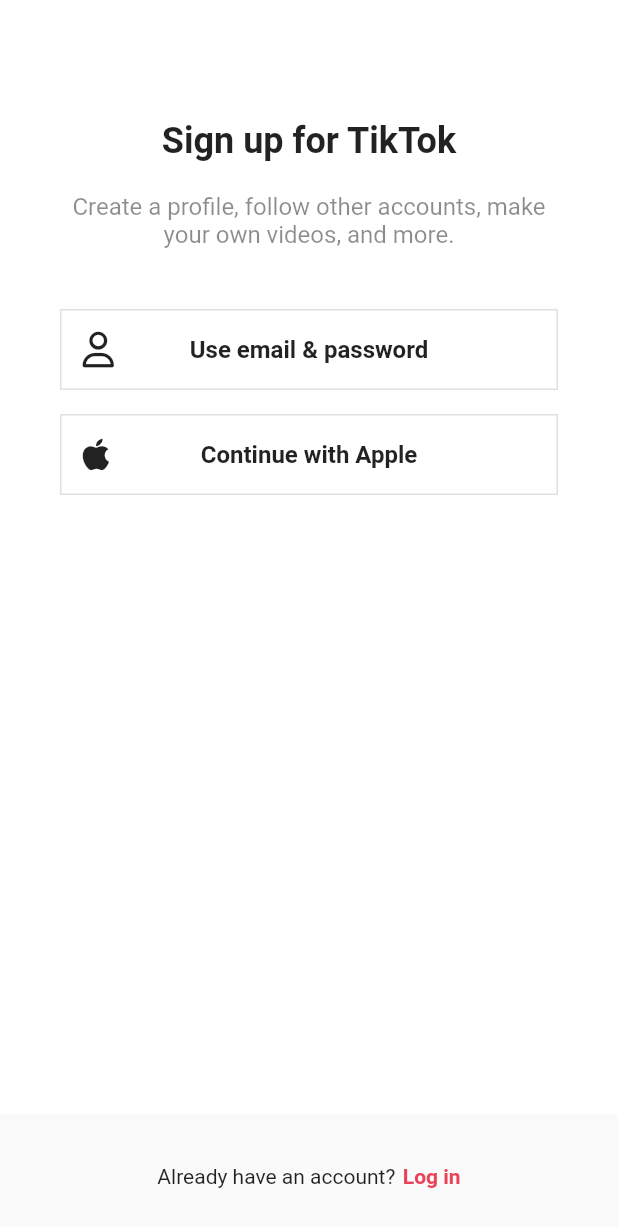
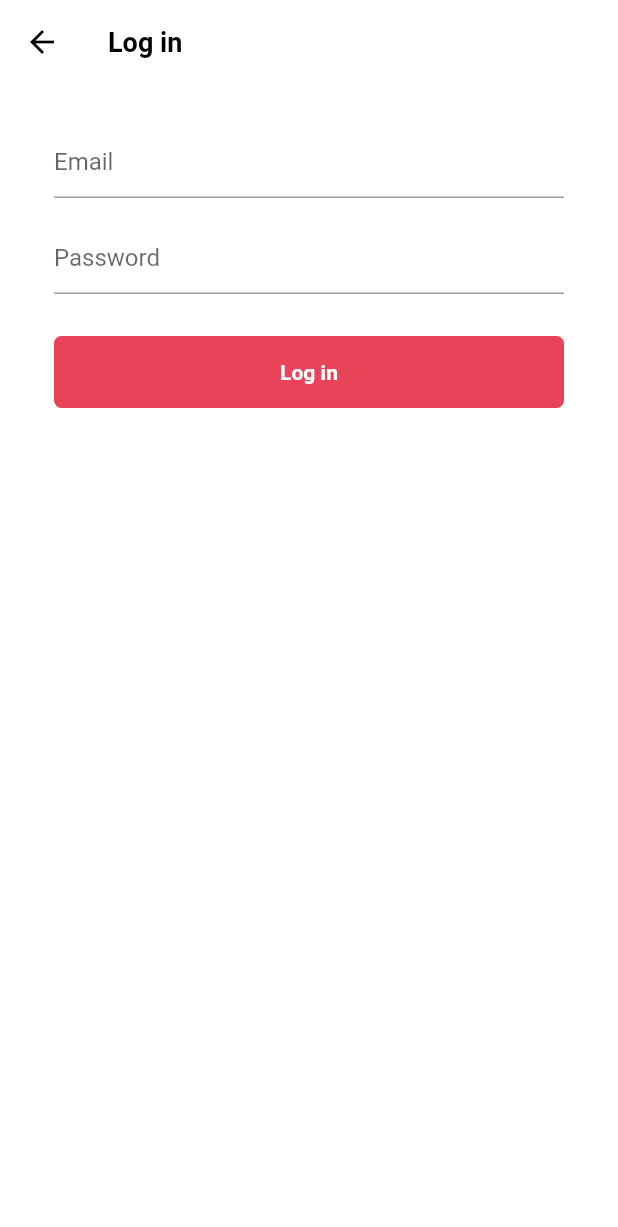
Before and after one commit to leegksthf/flutter_tiktok, a Flutter app: the LoginScreen screen opened directly, after a tap on "Use email & password", on a phone screen of 412 x 824 dp. Shown: the top 1227 px of the screen. Run offline on Flutter 3.47's test engine with Material 2 defaults, Android fonts, the phone set to English and light mode, and no system bars; our stand-ins replace font_awesome_flutter.

Commit message:
complete authentication part

```diff
--- a/lib/features/authentication/email_screen.dart
+++ b/lib/features/authentication/email_screen.dart
@@ -103,6 +103,7 @@ class _EmailScreenState extends State<EmailScreen> {
               GestureDetector(
                 onTap: _onSubmit,
                 child: FormButton(
+                  text: 'Next',
                   disabled: _email.isEmpty || _isEmailValid() != null,
                 ),
               ),
--- /dev/null
+++ b/lib/features/authentication/login_form_screen.dart
@@ -0,0 +1,80 @@
+import 'package:flutter/material.dart';
+import 'package:tiktok_clone/constants/gaps.dart';
+import 'package:tiktok_clone/constants/sizes.dart';
+import 'package:tiktok_clone/features/authentication/widgets/form_button.dart';
+
+class LoginFormScreen extends StatefulWidget {
+  const LoginFormScreen({super.key});
+
+  @override
+  State<LoginFormScreen> createState() => _LoginFormScreenState();
+}
+
+class _LoginFormScreenState extends State<LoginFormScreen> {
+  final GlobalKey<FormState> _formKey = GlobalKey<FormState>();
+
+  Map<String, String> formData = {};
+
+  void _onSubmitTap() {
+    if (_formKey.currentState != null) {
+      if (_formKey.currentState!.validate()) {
+        _formKey.currentState!.save();
+      }
+    }
+  }
+
+  void _onScaffoldTap() {
+    FocusScope.of(context).unfocus();
+  }
+
+  @override
+  Widget build(BuildContext context) {
+    return GestureDetector(
+      onTap: _onScaffoldTap,
+      child: Scaffold(
+        appBar: AppBar(
+          title: const Text('Log in'),
+        ),
+        body: Padding(
+          padding: const EdgeInsets.symmetric(
+            horizontal: Sizes.size36,
+          ),
+          child: Form(
+            key: _formKey,
+            child: Column(children: [
+              Gaps.v28,
+              TextFormField(
+                decoration: const InputDecoration(hintText: 'Email'),
+                validator: (value) {
+                  return 'I dont like your email';
+                },
+                onSaved: (newValue) {
+                  if (newValue != null) {
+                    formData['email'] = newValue;
+                  }
+                },
+              ),
+              Gaps.v16,
+              TextFormField(
+                decoration: const InputDecoration(hintText: 'Password'),
+                validator: (value) {
+                  return 'wrong password';
+                },
+                onSaved: (newValue) {
+                  if (newValue != null) {
+                    formData['password'] = newValue;
+                  }
+                },
+              ),
+              Gaps.v28,
+              GestureDetector(
+                child: FormButton(disabled: false, text: 'Log in'),
+                onTap: _onSubmitTap,
+              )
+            ]),
+          ),
+        ),
+      ),
+    );
+  }
+}
--- a/lib/features/authentication/login_screen.dart
+++ b/lib/features/authentication/login_screen.dart
@@ -3,12 +3,21 @@ import 'package:font_awesome_flutter/font_awesome_flutter.dart';
 import 'package:tiktok_clone/constants/gaps.dart';
 import 'package:tiktok_clone/constants/sizes.dart';
 import 'package:tiktok_clone/features/authentication/widgets/auth_button.dart';
+import 'package:tiktok_clone/features/authentication/login_form_screen.dart';
 
 class LoginScreen extends StatelessWidget {
   const LoginScreen({super.key});
 
-  void _onLoginTap(BuildContext context) {
+  void _onSignUpTap(BuildContext context) {
     Navigator.of(context).pop();
+  }
+
+  //statleless widget은 context를 넘겨줘야함.
+  void _onEmailLoginTap(BuildContext context) {
+    Navigator.push(
+      context,
+      MaterialPageRoute(builder: (context) => const LoginFormScreen()),
+    );
   }
 
   @override
@@ -32,16 +41,18 @@ class LoginScreen extends StatelessWidget {
                 textAlign: TextAlign.center,
               ),
               Gaps.v40,
-              AuthButton(
-                text: 'Use email & password',
-                icon: const FaIcon(FontAwesomeIcons.user),
-                onTap: _onLoginTap,
+              GestureDetector(
+                child: AuthButton(
+                  onTap: _onEmailLoginTap,
+                  text: 'Use email & password',
+                  icon: const FaIcon(FontAwesomeIcons.user),
+                ),
               ),
               Gaps.v16,
               AuthButton(
                 text: 'Continue with Apple',
                 icon: const FaIcon(FontAwesomeIcons.apple),
-                onTap: _onLoginTap,
+                onTap: _onSignUpTap,
               ),
             ],
           ),
@@ -60,7 +71,7 @@ class LoginScreen extends StatelessWidget {
                 ),
                 Gaps.h5,
                 GestureDetector(
-                  onTap: () => _onLoginTap(context),
+                  onTap: () => _onSignUpTap(context),
                   child: Text(
                     'Sign up',
                     style: TextStyle(
--- a/lib/features/authentication/password_screen.dart
+++ b/lib/features/authentication/password_screen.dart
@@ -153,6 +153,7 @@ class _PasswordScreenState extends State<PasswordScreen> {
               GestureDetector(
                 onTap: _onSubmit,
                 child: FormButton(
+                  text: 'Next',
                   disabled: !_isPasswordValid(),
                 ),
               ),
--- a/lib/features/authentication/widgets/form_button.dart
+++ b/lib/features/authentication/widgets/form_button.dart
@@ -2,9 +2,10 @@ import 'package:flutter/material.dart';
 import 'package:tiktok_clone/constants/sizes.dart';
 
 class FormButton extends StatelessWidget {
-  const FormButton({super.key, required this.disabled});
+  const FormButton({super.key, required this.disabled, required this.text});
 
   final bool disabled;
+  final String text;
 
   @override
   Widget build(BuildContext context) {
@@ -25,8 +26,8 @@ class FormButton extends StatelessWidget {
           style: TextStyle(
               color: disabled ? Colors.grey.shade400 : Colors.white,
               fontWeight: FontWeight.w600),
-          child: const Text(
-            'Sign up',
+          child: Text(
+            text,
             textAlign: TextAlign.center,
           ),
         ),
--- a/lib/main.dart
+++ b/lib/main.dart
@@ -25,7 +25,8 @@ class TikTokApp extends StatelessWidget {
           titleTextStyle: TextStyle(
               color: Colors.black,
               fontSize: Sizes.size16 + Sizes.size2,
-                fontWeight: FontWeight.w600)),
+              fontWeight: FontWeight.w600),
+        ),
       ),
       home: const SignUpScreen(),
     );
```
Also changed, not shown: lib/features/authentication/birthday_screen.dart (+106 -2 lines), lib/features/authentication/username_screen.dart (+9 -6 lines), lib/features/onboarding/interests_screen.dart (added, +10 -0 lines). Lines whose indentation alone changed are shown as unchanged.
